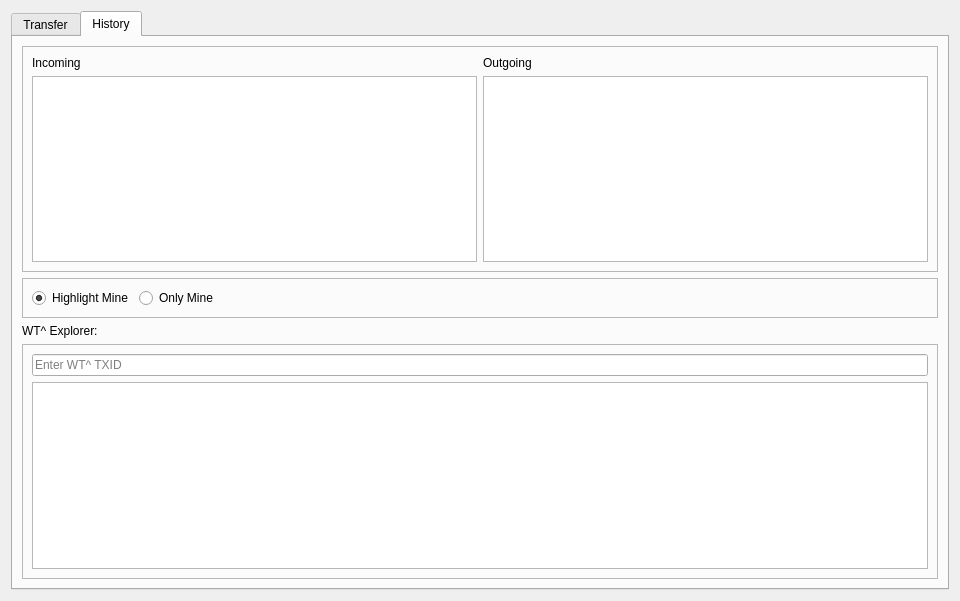
First picture: the form in src/qt/forms/sidechainpage.ui, repository drivechain-old/sidechain, before the edit.
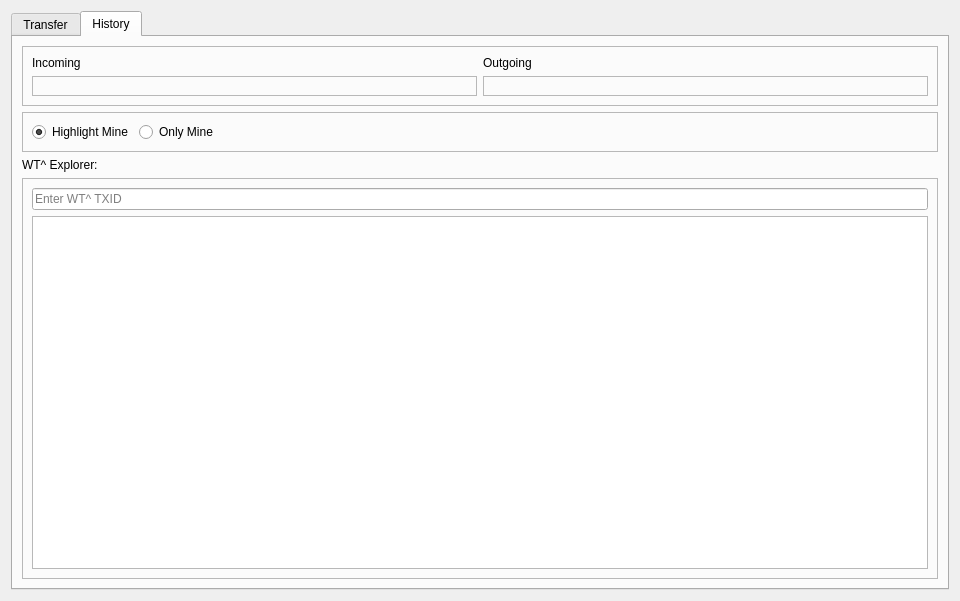
Second picture: the form after the edit. Icons and pictures are not drawn.

Commit message: Connect drivechain table views to models

What changed in the file:
```diff
--- a/src/qt/forms/sidechainpage.ui
+++ b/src/qt/forms/sidechainpage.ui
@@ -397,11 +397,15 @@
           <enum>QFrame::Raised</enum>
          </property>
          <layout class="QGridLayout" name="gridLayout_7">
-          <item row="0" column="2">
-           <widget class="QLabel" name="label_12">
-            <property name="text">
-             <string>Outgoing</string>
+          <item row="2" column="2">
+           <widget class="QFrame" name="frameOutgoing">
+            <property name="frameShape">
+             <enum>QFrame::StyledPanel</enum>
             </property>
+            <property name="frameShadow">
+             <enum>QFrame::Raised</enum>
+            </property>
+            <layout class="QVBoxLayout" name="verticalLayout_8"/>
            </widget>
           </item>
           <item row="0" column="1">
@@ -411,11 +415,23 @@
             </property>
            </widget>
           </item>
-          <item row="1" column="2">
-           <widget class="QTableView" name="tableViewOutgoing"/>
+          <item row="2" column="1">
+           <widget class="QFrame" name="frameIncoming">
+            <property name="frameShape">
+             <enum>QFrame::StyledPanel</enum>
+            </property>
+            <property name="frameShadow">
+             <enum>QFrame::Raised</enum>
+            </property>
+            <layout class="QVBoxLayout" name="verticalLayout_6"/>
+           </widget>
           </item>
-          <item row="1" column="1">
-           <widget class="QTableView" name="tableViewIncoming"/>
+          <item row="0" column="2">
+           <widget class="QLabel" name="label_12">
+            <property name="text">
+             <string>Outgoing</string>
+            </property>
+           </widget>
           </item>
          </layout>
         </widget>
```
The commit also changes 4 other files.
